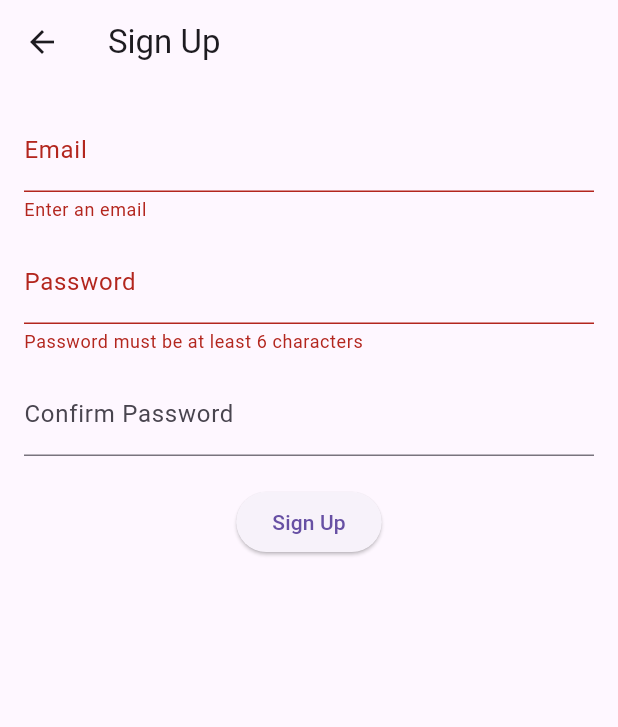
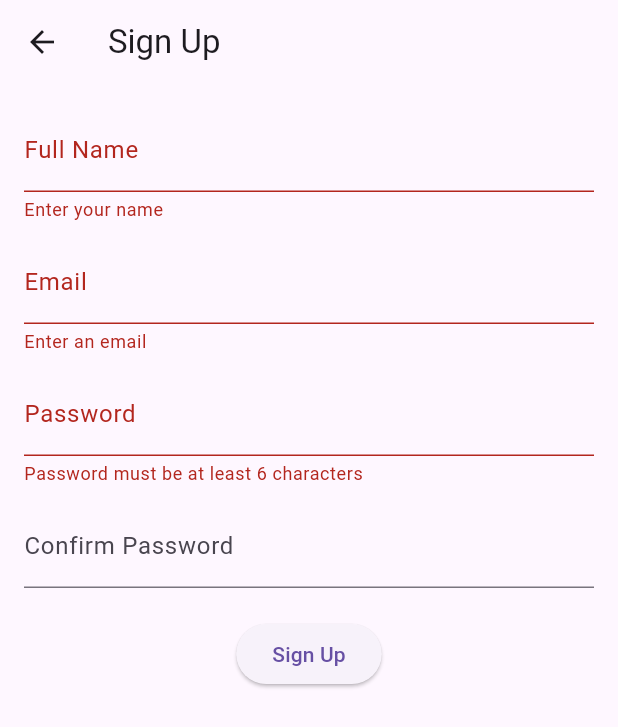
Before and after one commit to chastxyper/growday, a Flutter app: the SignupPage screen opened directly, after a tap on "Sign Up", on a phone screen of 412 x 824 dp. Shown: the top 727 px of the screen. Run offline on Flutter 3.47's test engine with Material 3 defaults, Android fonts, the phone set to English and light mode, and no system bars; our stand-ins replace cloud_firestore, firebase_auth, firebase_core; accounts and stored records are empty.

```diff
--- a/lib/main.dart
+++ b/lib/main.dart
@@ -5,7 +5,7 @@ import 'auth_wrapper.dart';
 
 void main() async {
   WidgetsFlutterBinding.ensureInitialized();
-  await Firebase.initializeApp(options: DefaultFirebaseOptions.android);
+  await Firebase.initializeApp(options: DefaultFirebaseOptions.currentPlatform);
   runApp(const MyApp());
 }
 
--- a/lib/screens/signup_page.dart
+++ b/lib/screens/signup_page.dart
@@ -10,30 +10,27 @@ class SignupPage extends StatefulWidget {
 }
 
 class _SignupPageState extends State<SignupPage> {
-  // Form key for validation
   final _formKey = GlobalKey<FormState>();
 
-  // Controllers for form fields
+  final _fullNameController = TextEditingController();
   final _emailController = TextEditingController();
   final _passwordController = TextEditingController();
   final _confirmPasswordController = TextEditingController();
 
-  bool _isLoading = false; // Loading state for signup process
+  bool _isLoading = false;
 
   @override
   void dispose() {
-    // Dispose controllers to free memory
+    _fullNameController.dispose();
     _emailController.dispose();
     _passwordController.dispose();
     _confirmPasswordController.dispose();
     super.dispose();
   }
 
-  /// Handles user signup with Firebase Authentication and Firestore
   Future<void> _signup() async {
     if (!_formKey.currentState!.validate()) return;
 
-    // Check if password and confirm password match
     if (_passwordController.text.trim() !=
         _confirmPasswordController.text.trim()) {
       if (!mounted) return;
@@ -46,40 +43,47 @@ class _SignupPageState extends State<SignupPage> {
     try {
       setState(() => _isLoading = true);
 
-      // Create user in Firebase Authentication
+      // Step 1: Create user in FirebaseAuth
       final userCred = await FirebaseAuth.instance
           .createUserWithEmailAndPassword(
             email: _emailController.text.trim(),
             password: _passwordController.text.trim(),
           );
 
-      // Store extra user info in Firestore
-      await FirebaseFirestore.instance
-          .collection("users")
-          .doc(userCred.user!.uid)
-          .set({
-            "email": _emailController.text.trim(),
-            "createdAt": Timestamp.now(),
-          });
+      final uid = userCred.user!.uid;
+
+      // Step 2: Save user profile in Firestore
+      await FirebaseFirestore.instance.collection("users").doc(uid).set({
+        "fullName": _fullNameController.text.trim(),
+        "email": _emailController.text.trim(),
+        "createdAt": FieldValue.serverTimestamp(),
+      });
 
       if (!mounted) return;
-      // Show success message
       ScaffoldMessenger.of(
         context,
       ).showSnackBar(const SnackBar(content: Text("Signup successful!")));
 
-      // Go back to previous screen (login page)
-      Navigator.pop(context);
+      Navigator.pop(context); // go back to login page
     } on FirebaseAuthException catch (e) {
       if (!mounted) return;
-      // Show Firebase-specific error
       ScaffoldMessenger.of(
         context,
-      ).showSnackBar(SnackBar(content: Text(e.message ?? "Signup failed")));
+      ).showSnackBar(SnackBar(content: Text("Auth error: ${e.message}")));
+    } on FirebaseException catch (e) {
+      // Firestore-specific errors
+      if (!mounted) return;
+      ScaffoldMessenger.of(
+        context,
+      ).showSnackBar(SnackBar(content: Text("Firestore error: ${e.message}")));
+    } catch (e) {
+      // Any other errors
+      if (!mounted) return;
+      ScaffoldMessenger.of(
+        context,
+      ).showSnackBar(SnackBar(content: Text("Unexpected error: $e")));
     } finally {
-      if (mounted) {
-        setState(() => _isLoading = false); // Reset loading state
-      }
+      if (mounted) setState(() => _isLoading = false);
     }
   }
 
@@ -93,6 +97,15 @@ class _SignupPageState extends State<SignupPage> {
           key: _formKey,
           child: Column(
             children: [
+              // Full name field
+              TextFormField(
+                controller: _fullNameController,
+                decoration: const InputDecoration(labelText: "Full Name"),
+                validator: (val) =>
+                    val == null || val.isEmpty ? "Enter your name" : null,
+              ),
+              const SizedBox(height: 12),
+
               // Email field
               TextFormField(
                 controller: _emailController,
@@ -123,7 +136,6 @@ class _SignupPageState extends State<SignupPage> {
               ),
               const SizedBox(height: 20),
 
-              // Signup button or loading spinner
               _isLoading
                   ? const CircularProgressIndicator()
                   : ElevatedButton(
```
Also changed, not shown: lib/screens/home_page.dart (+73 -21 lines).
